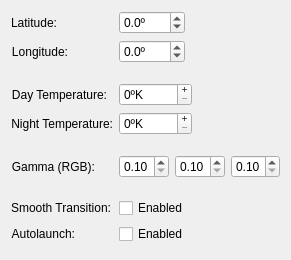
First picture: the form in contents/ui/config.ui, repository simgunz/redshift-plasmoid, before the edit.
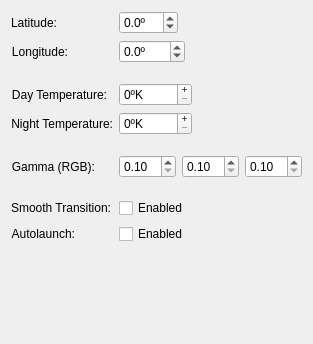
Second picture: the form after the edit.

Commit message: Fixed latitude bound values

```diff
--- a/contents/ui/config.ui
+++ b/contents/ui/config.ui
@@ -10,8 +10,8 @@
    <rect>
     <x>0</x>
     <y>0</y>
-    <width>291</width>
-    <height>260</height>
+    <width>313</width>
+    <height>344</height>
    </rect>
   </property>
   <property name="sizePolicy">
@@ -55,10 +55,10 @@
       <number>1</number>
      </property>
      <property name="minimum">
-      <double>-190.000000000000000</double>
+      <double>-90.000000000000000</double>
      </property>
      <property name="maximum">
-      <double>190.000000000000000</double>
+      <double>90.000000000000000</double>
      </property>
      <property name="singleStep">
       <double>0.100000000000000</double>
```
Left out of the diff: 96 changed lines with no effect on the pictures.
